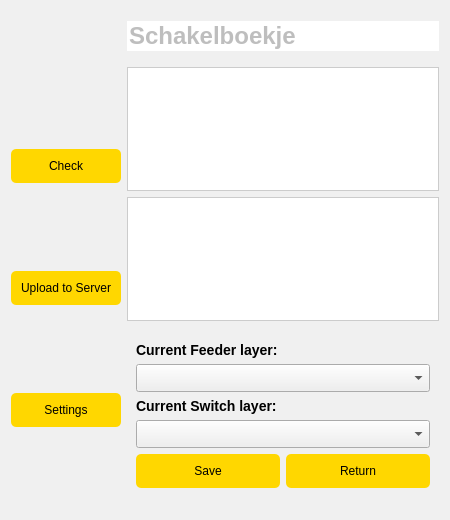
This is Server_uploader_dialog_base.ui in bramwuytss/QGIS-Plugin as Qt 5 draws it before an edit. The edited form follows.
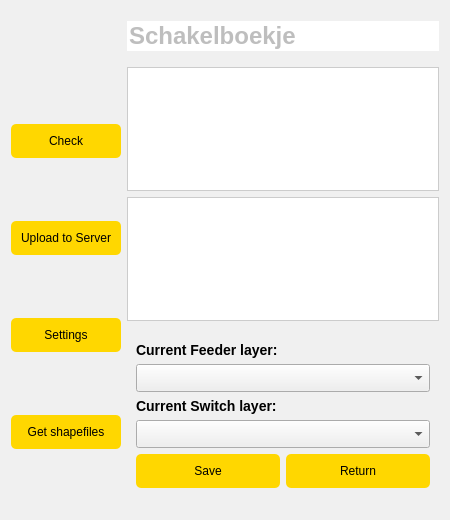
This is the edited form. Icons and pictures are not drawn.

Commit message: get shapefiles knop toegevoegd

```diff
--- a/Server_uploader_dialog_base.ui
+++ b/Server_uploader_dialog_base.ui
@@ -107,6 +107,13 @@
        </property>
       </widget>
      </item>
+     <item>
+      <widget class="QPushButton" name="GetShapefiles">
+       <property name="text">
+        <string>Get shapefiles</string>
+       </property>
+      </widget>
+     </item>
     </layout>
    </item>
    <item row="1" column="1">
```
